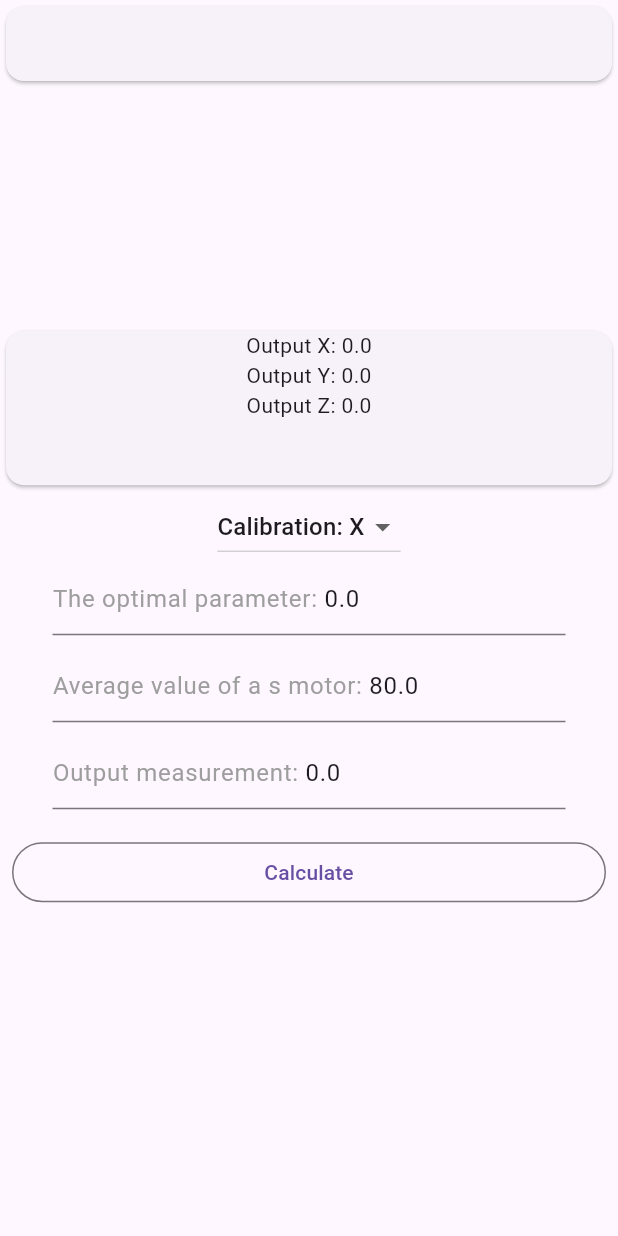
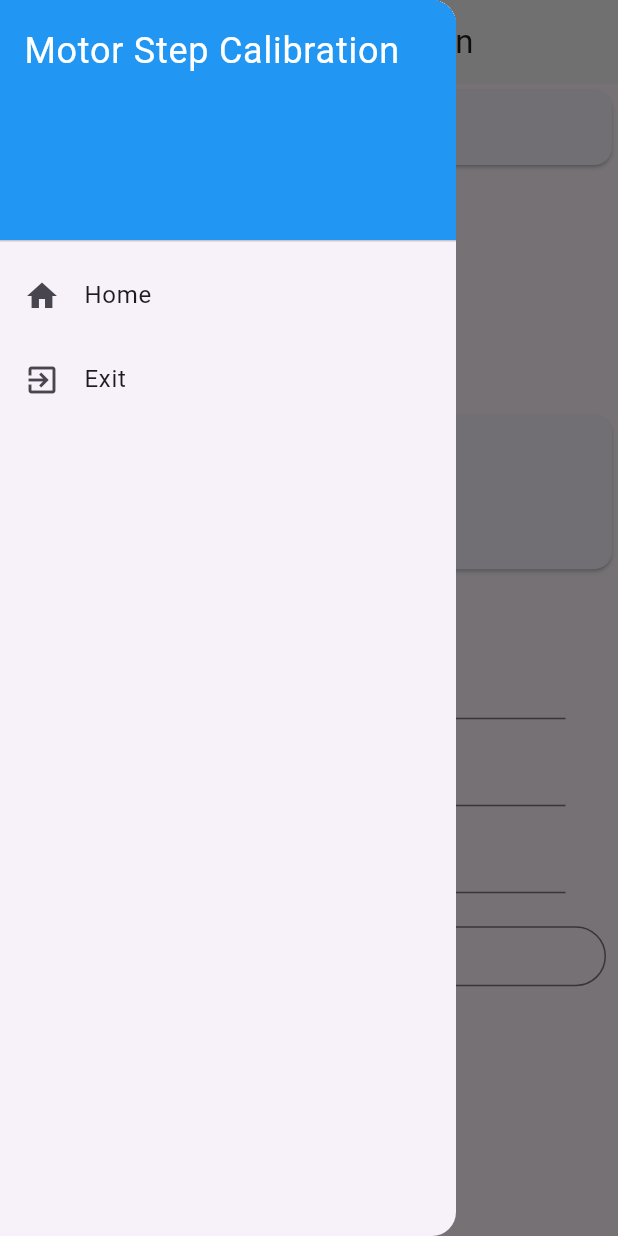
Before and after one commit to ramo828/3d_printer_calibration, a Flutter app: the screen it shows after launch, with the side drawer open (before the commit the screen has no drawer), on a phone screen of 412 x 824 dp. Run offline on Flutter 3.47's test engine with Material 3 defaults, Android fonts, the light colour scheme and no system bars; drawn by our look-alikes of google_mobile_ads; network calls fail.

Commit message:
Fix problems

```diff
--- a/lib/google_ads.dart
+++ b/lib/google_ads.dart
@@ -1,4 +1,3 @@
-import 'dart:io';
 import 'package:flutter/material.dart';
 import 'package:google_mobile_ads/google_mobile_ads.dart';
 
--- a/lib/main.dart
+++ b/lib/main.dart
@@ -1,4 +1,7 @@
 // ignore: depend_on_referenced_packages
+import 'dart:io';
+
+import 'package:flutter/services.dart';
 import "package:google_mobile_ads/google_mobile_ads.dart"
     show AdWidget, MobileAds;
 import 'package:flutter/material.dart';
@@ -18,7 +21,9 @@ class MyApp extends StatelessWidget {
   Widget build(BuildContext context) {
     return MaterialApp(
       debugShowCheckedModeBanner: false,
-      home: Builder(builder: (context) => const Home()),
+      home: Builder(
+        builder: (context) => const Home(),
+      ),
     );
   }
 }
@@ -41,7 +46,10 @@ class _HomeState extends State<Home> {
 
   // Seçenekler listesi
   List<String> options = ['Calibration: X', 'Calibration: Y', 'Calibration: Z'];
-
+  List<TextInputFormatter> text_format = [
+    FilteringTextInputFormatter.allow(RegExp(r'^\d+\.?\d{0,2}')),
+    // Yukarıdaki Regex, sadece ondalık sayıları (double) kabul eder.
+  ];
   // Seçilen değeri tutacak değişken
   String selectedOption = "Calibration: X";
 
@@ -57,6 +65,50 @@ class _HomeState extends State<Home> {
     ga.loadAd();
 
     return Scaffold(
+      drawer: Drawer(
+        child: ListView(
+          padding: EdgeInsets.zero,
+          children: <Widget>[
+            const DrawerHeader(
+              decoration: BoxDecoration(
+                color: Colors.blue,
+              ),
+              child: Text(
+                'Motor Step Calibration',
+                style: TextStyle(
+                  color: Colors.white,
+                  fontSize: 24,
+                ),
+              ),
+            ),
+            ListTile(
+              leading: const Icon(
+                Icons.home,
+              ),
+              title: const Text('Home'),
+              onTap: () {
+                // Ana sayfaya yönlendirme işlemi burada gerçekleştirilebilir.
+                Navigator.pop(context);
+              },
+            ),
+            ListTile(
+              leading: const Icon(
+                Icons.exit_to_app,
+              ),
+              title: const Text('Exit'),
+              onTap: () {
+                // Ayarlar sayfasına yönlendirme işlemi burada gerçekleştirilebilir.
+                exit(1);
+              },
+            ),
+          ],
+        ),
+      ),
+      appBar: AppBar(
+        title: const Text("Step Motor Calibration"),
+        centerTitle: true,
+        backgroundColor: Colors.grey.shade100,
+      ),
       body: Center(
         child: ListView(
           children: [
@@ -86,9 +138,9 @@ class _HomeState extends State<Home> {
                 child: Center(
                   child: Column(
                     children: [
-                      Text("Output X: $formulaX"),
-                      Text("Output Y: $formulaY"),
-                      Text("Output Z: $formulaZ"),
+                      Text("X: $formulaX"),
+                      Text("Y: $formulaY"),
+                      Text("Z: $formulaZ"),
                     ],
                   ),
                 ),
@@ -122,6 +174,7 @@ class _HomeState extends State<Home> {
               ),
               child: TextField(
                 controller: iInput,
+                inputFormatters: text_format,
                 decoration: const InputDecoration(
                   hintText: "0.0",
                   prefixText: "The optimal parameter: ",
@@ -139,6 +192,7 @@ class _HomeState extends State<Home> {
               ),
               child: TextField(
                 controller: mStep,
+                inputFormatters: text_format,
                 decoration: const InputDecoration(
                   hintText: "0.0",
                   prefixText: "Average value of a s motor: ",
@@ -156,6 +210,7 @@ class _HomeState extends State<Home> {
               ),
               child: TextField(
                 controller: outputM,
+                inputFormatters: text_format,
                 decoration: const InputDecoration(
                   hintText: "0.0",
                   prefixText: "Output measurement: ",
--- a/pubspec.yaml
+++ b/pubspec.yaml
@@ -16,7 +16,9 @@ publish_to: 'none' # Remove this line if you wish to publish to pub.dev
 # https://developer.apple.com/library/archive/documentation/General/Reference/InfoPlistKeyReference/Articles/CoreFoundationKeys.html
 # In Windows, build-name is used as the major, minor, and patch parts
 # of the product and file versions while build-number is used as the build suffix.
-version: 1.0.0+1
+version: 1.0.0+2
+build:
+    number: 2
 
 environment:
   sdk: '>=3.3.0-174.3.beta <4.0.0'
```
Also changed, not shown: 3 other files.
